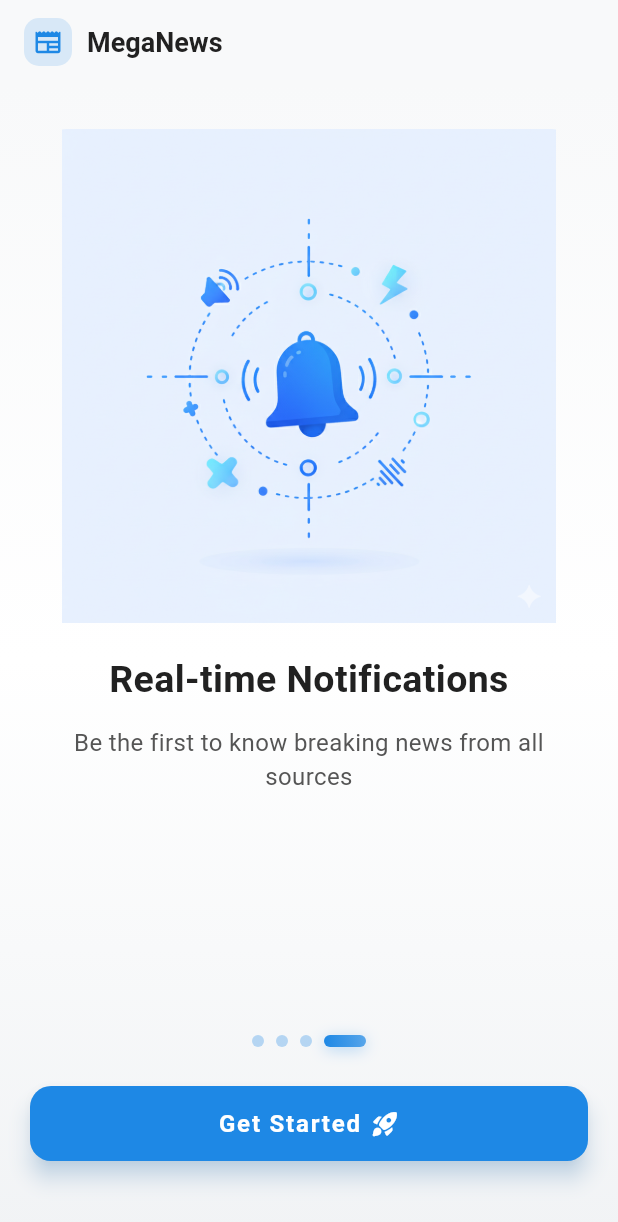
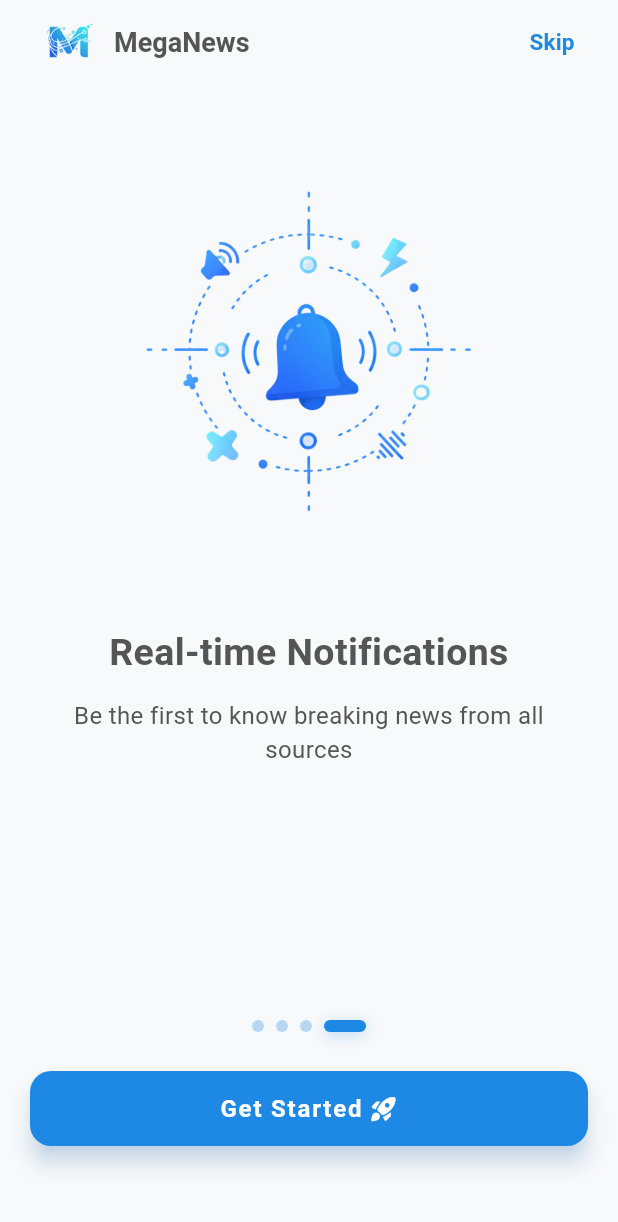
Before and after one commit to mohaaHeiba/Mega-News-App, a Flutter app: the screen it shows after launch, after a tap on "Next", after a tap on "Skip", on a phone screen of 412 x 824 dp. Shown: the top 1222 px of the screen. Run offline on Flutter 3.47's test engine with Material 3 defaults, Android fonts, the light colour scheme and no system bars; our stand-ins replace get.

Commit message:
welcome page is done

```diff
--- a/lib/app.dart
+++ b/lib/app.dart
@@ -12,7 +12,7 @@ class MyApp extends StatelessWidget {
     // final loginBefore = GetStorage().read('loginBefore') ?? false;
     return GetMaterialApp(
       debugShowCheckedModeBanner: false,
-      themeMode: ThemeMode.system,
+      themeMode: ThemeMode.light,
       theme: AppTheme.light,
       darkTheme: AppTheme.dark,
       home: WelcomePage(),
--- a/lib/core/theme/app_colors.dart
+++ b/lib/core/theme/app_colors.dart
@@ -11,7 +11,12 @@ class AppColors {
   ); // Dark AppBar أو highlights
 
   // ⚫ Backgrounds (Dark Mode)
-  static const Color background = Color(0xFF121212); // دارك مود أساسي
+  static const Color background = Color.fromARGB(
+    255,
+    33,
+    33,
+    33,
+  ); // دارك مود أساسي
   static const Color surface = Color(0xFF1E1E1E); // Cards
   static const Color overlay = Color(0xFF262626); // Elevated surfaces أو footer
 
--- /dev/null
+++ b/lib/features/welcome/welcome_controller.dart
@@ -0,0 +1,50 @@
+import 'package:flutter/material.dart';
+import 'package:get/get.dart';
+
+class WelcomeController extends GetxController {
+  final PageController imageController = PageController();
+  final PageController textController = PageController();
+  final currentIndex = 0.obs;
+
+  final List<Map<String, dynamic>> pages = [
+    {
+      "title": "News from Everywhere",
+      "subtitle": "Follow news from multiple reliable sources in one app",
+      "image": "assets/images/news_aggregation.png",
+    },
+    {
+      "title": "Smart Search & Instant Summaries",
+      "subtitle":
+          "Search any topic and get a comprehensive summary of related news",
+      "image": "assets/images/search_summary.png",
+    },
+    {
+      "title": "Save What Matters",
+      "subtitle": "Add important news to favorites and read them anytime",
+      "image": "assets/images/favorites.png",
+    },
+    {
+      "title": "Real-time Notifications",
+      "subtitle": "Be the first to know breaking news from all sources",
+      "image": "assets/images/notifications.png",
+    },
+  ];
+
+  void onPageChanged(int index) {
+    currentIndex.value = index;
+
+    textController.animateToPage(
+      index,
+      duration: const Duration(milliseconds: 400),
+      curve: Curves.easeInOut,
+    );
+  }
+
+  @override
+  void onClose() {
+    // TODO: implement onClose
+    imageController.dispose();
+    textController.dispose();
+    super.onClose();
+  }
+}
--- a/lib/features/welcome/welcome_page.dart
+++ b/lib/features/welcome/welcome_page.dart
@@ -1,108 +1,51 @@
 import 'package:flutter/material.dart';
-import 'package:mega_news_app/core/theme/app_colors.dart';
-import 'package:mega_news_app/core/theme/app_gradients.dart';
+import 'package:get/get.dart';
+import 'package:mega_news_app/features/welcome/welcome_controller.dart';
+import 'package:mega_news_app/core/constants/app_const.dart';
 
-class WelcomePage extends StatefulWidget {
+class WelcomePage extends StatelessWidget {
   const WelcomePage({super.key});
 
   @override
-  State<WelcomePage> createState() => _WelcomePageState();
-}
-
-class _WelcomePageState extends State<WelcomePage> {
-  final PageController _imageController = PageController();
-  final PageController _textController = PageController();
-  int _currentIndex = 0;
-
-  final List<Map<String, dynamic>> pages = [
-    {
-      "title": "News from Everywhere",
-      "subtitle": "Follow news from multiple reliable sources in one app",
-      "image": "assets/images/news_aggregation.png",
-    },
-    {
-      "title": "Smart Search & Instant Summaries",
-      "subtitle":
-          "Search any topic and get a comprehensive summary of related news",
-      "image": "assets/images/search_summary.png",
-    },
-    {
-      "title": "Save What Matters",
-      "subtitle": "Add important news to favorites and read them anytime",
-      "image": "assets/images/favorites.png",
-    },
-    {
-      "title": "Real-time Notifications",
-      "subtitle": "Be the first to know breaking news from all sources",
-      "image": "assets/images/notifications.png",
-    },
-  ];
-
-  @override
-  void dispose() {
-    _imageController.dispose();
-    _textController.dispose();
-    super.dispose();
-  }
-
-  void _onPageChanged(int index) {
-    setState(() => _currentIndex = index);
-    _textController.animateToPage(
-      index,
-      duration: const Duration(milliseconds: 400),
-      curve: Curves.easeInOut,
-    );
-  }
-
-  @override
   Widget build(BuildContext context) {
-    final isDark = Theme.of(context).brightness == Brightness.dark;
-    final size = MediaQuery.of(context).size;
+    final controller = Get.find<WelcomeController>();
+    final theme = Theme.of(context);
 
     return Scaffold(
+      backgroundColor: theme.colorScheme.background,
+
+      //===================== AppBar ========================
       appBar: AppBar(
         backgroundColor: Colors.transparent,
         elevation: 0,
         title: Row(
           children: [
-            Container(
-              padding: const EdgeInsets.all(6),
-              decoration: BoxDecoration(
-                color: AppColors.primary.withOpacity(0.15),
-                borderRadius: BorderRadius.circular(10),
-              ),
-              child: Icon(
-                Icons.newspaper_rounded,
-                color: AppColors.primary,
-                size: 20,
-              ),
-            ),
-            const SizedBox(width: 10),
+            Image.asset('assets/images/logo.png', width: 60),
+            // AppConst.w12,
             Text(
               'MegaNews',
               style: TextStyle(
                 fontSize: 18,
                 fontWeight: FontWeight.bold,
-                color: isDark
-                    ? AppColors.textPrimary
-                    : AppColors.textPrimaryLight,
+                color: theme.textTheme.bodyLarge?.color,
               ),
             ),
           ],
         ),
         actions: [
-          if (_currentIndex < pages.length - 1)
+          // Skip button
+          if (controller.currentIndex.value < controller.pages.length - 1)
             Padding(
               padding: const EdgeInsets.only(right: 12.0),
               child: TextButton(
                 onPressed: () {
-                  _imageController.animateToPage(
-                    pages.length - 1,
+                  controller.imageController.animateToPage(
+                    controller.pages.length - 1,
                     duration: const Duration(milliseconds: 400),
                     curve: Curves.easeInOut,
                   );
-                  _textController.animateToPage(
-                    pages.length - 1,
+                  controller.textController.animateToPage(
+                    controller.pages.length - 1,
                     duration: const Duration(milliseconds: 400),
                     curve: Curves.easeInOut,
                   );
@@ -112,58 +55,45 @@ class _WelcomePageState extends State<WelcomePage> {
                   style: TextStyle(
                     fontSize: 15,
                     fontWeight: FontWeight.w600,
-                    color: AppColors.primary,
+                    color: theme.colorScheme.primary,
                   ),
                 ),
               ),
             ),
         ],
       ),
-      body: Container(
-        decoration: BoxDecoration(
-          gradient: isDark
-              ? AppGradients.dark.background
-              : AppGradients.light.background,
-        ),
-        child: Column(
+
+      body: Column(
         children: [
-            // --- (تعديل 1: تم زيادة المسافة لتنزيل الصورة) ---
-            const SizedBox(height: 30), // كانت 16
-            // ------------------------------------------
-
-            // PageView للصور فقط
+          AppConst.h12,
+          //===================== PageView للصور ========================
           SizedBox(
-              height: size.height * 0.4,
+            height: AppConst.screenHeight(context) * 0.4,
             child: PageView.builder(
-                controller: _imageController,
-                onPageChanged: _onPageChanged,
-                itemCount: pages.length,
+              controller: controller.imageController,
+              onPageChanged: controller.onPageChanged,
+              itemCount: controller.pages.length,
               itemBuilder: (context, index) {
-                  return Padding(
-                    padding: const EdgeInsets.symmetric(horizontal: 20),
-                    child: ClipRRect(
+                return ClipRRect(
                   borderRadius: BorderRadius.circular(24),
                   child: Image.asset(
-                        pages[index]["image"]!,
+                    controller.pages[index]["image"]!,
                     fit: BoxFit.contain,
-                      ),
                   ),
                 );
               },
             ),
           ),
+          AppConst.h20,
 
-            const SizedBox(height: 20),
-
-            // PageView للنصوص Scrollable
+          //===================== PageView للنصوص ========================
           Expanded(
             child: PageView.builder(
-                controller: _textController,
-                physics:
-                    const NeverScrollableScrollPhysics(), // منع السحب للنصوص
-                itemCount: pages.length,
+              controller: controller.textController,
+              physics: const NeverScrollableScrollPhysics(),
+              itemCount: controller.pages.length,
               itemBuilder: (context, index) {
-                  final page = pages[index];
+                final page = controller.pages[index];
                 return SingleChildScrollView(
                   child: Padding(
                     padding: const EdgeInsets.symmetric(horizontal: 20),
@@ -175,20 +105,16 @@ class _WelcomePageState extends State<WelcomePage> {
                           style: TextStyle(
                             fontSize: 25,
                             fontWeight: FontWeight.bold,
-                              color: isDark
-                                  ? AppColors.textPrimary
-                                  : AppColors.textPrimaryLight,
+                            color: theme.textTheme.bodyLarge?.color,
                           ),
                         ),
-                          const SizedBox(height: 12),
+                        AppConst.h12,
                         Text(
                           page["subtitle"]!,
                           textAlign: TextAlign.center,
                           style: TextStyle(
                             fontSize: 16,
-                              color: isDark
-                                  ? AppColors.textSecondary
-                                  : AppColors.textSecondaryLight,
+                            color: theme.textTheme.bodyMedium?.color,
                           ),
                         ),
                       ],
@@ -199,36 +125,31 @@ class _WelcomePageState extends State<WelcomePage> {
             ),
           ),
 
-            // Page Indicator
+          //===================== Page Indicator ========================
           Padding(
             padding: const EdgeInsets.symmetric(vertical: 16),
-              child: Row(
+            child: Obx(
+              () => Row(
                 mainAxisAlignment: MainAxisAlignment.center,
                 children: List.generate(
-                  pages.length,
+                  controller.pages.length,
                   (index) => AnimatedContainer(
                     duration: const Duration(milliseconds: 400),
                     curve: Curves.easeInOut,
                     margin: const EdgeInsets.symmetric(horizontal: 4),
-                    width: _currentIndex == index ? 28 : 8,
+                    width: controller.currentIndex.value == index ? 28 : 8,
                     height: 8,
                     decoration: BoxDecoration(
-                      gradient: _currentIndex == index
-                          ? LinearGradient(
-                              colors: [
-                                AppColors.primary,
-                                AppColors.primary.withOpacity(0.7),
-                              ],
-                            )
-                          : null,
-                      color: _currentIndex != index
-                          ? AppColors.primary.withOpacity(0.3)
-                          : null,
+                      color: controller.currentIndex.value != index
+                          ? theme.colorScheme.primary.withOpacity(0.3)
+                          : theme.colorScheme.primary,
                       borderRadius: BorderRadius.circular(4),
-                      boxShadow: _currentIndex == index
+                      boxShadow: controller.currentIndex.value == index
                           ? [
                               BoxShadow(
-                                color: AppColors.primary.withOpacity(0.3),
+                                color: theme.colorScheme.primary.withOpacity(
+                                  0.3,
+                                ),
                                 blurRadius: 8,
                                 offset: const Offset(0, 2),
                               ),
@@ -239,27 +160,24 @@ class _WelcomePageState extends State<WelcomePage> {
                 ),
               ),
             ),
+          ),
 
-            // Next / Get Started Button فقط
-            // --- (تعديل 2: تم تقليل المسافة العلوية لرفع الزر) ---
+          //===================== Next / Get Started Button ========================
           Padding(
-              padding: const EdgeInsets.fromLTRB(
-                20,
-                10,
-                20,
-                20,
-              ), // كانت (symmetric(horizontal: 20, vertical: 20
-              child: SizedBox(
+            padding: const EdgeInsets.fromLTRB(20, 10, 20, 20),
+            child: Obx(
+              () => SizedBox(
                 width: double.infinity,
                 height: 50,
                 child: ElevatedButton(
                   onPressed: () {
-                    if (_currentIndex < pages.length - 1) {
-                      _imageController.nextPage(
+                    if (controller.currentIndex.value <
+                        controller.pages.length - 1) {
+                      controller.imageController.nextPage(
                         duration: const Duration(milliseconds: 400),
                         curve: Curves.easeInOut,
                       );
-                      _textController.nextPage(
+                      controller.textController.nextPage(
                         duration: const Duration(milliseconds: 400),
                         curve: Curves.easeInOut,
                       );
@@ -268,19 +186,20 @@ class _WelcomePageState extends State<WelcomePage> {
                     }
                   },
                   style: ElevatedButton.styleFrom(
-                    backgroundColor: AppColors.primary,
-                    foregroundColor: Colors.white,
+                    backgroundColor: theme.colorScheme.primary,
+                    foregroundColor: theme.colorScheme.onPrimary,
                     shape: RoundedRectangleBorder(
                       borderRadius: BorderRadius.circular(14),
                     ),
                     elevation: 6,
-                    shadowColor: AppColors.primary.withOpacity(0.4),
+                    shadowColor: theme.colorScheme.primary.withOpacity(0.4),
                   ),
                   child: Row(
                     mainAxisAlignment: MainAxisAlignment.center,
                     children: [
                       Text(
-                        _currentIndex == pages.length - 1
+                        controller.currentIndex.value ==
+                                controller.pages.length - 1
                             ? 'Get Started'
                             : 'Next',
                         style: const TextStyle(
@@ -288,11 +207,12 @@ class _WelcomePageState extends State<WelcomePage> {
                           fontWeight: FontWeight.bold,
                         ),
                       ),
-                      const SizedBox(width: 6),
+                      AppConst.w4,
                       Icon(
-                        _currentIndex == pages.length - 1
+                        controller.currentIndex.value ==
+                                controller.pages.length - 1
                             ? Icons.rocket_launch_rounded
-                            : Icons.arrow_back,
+                            : Icons.arrow_forward,
                         size: 20,
                       ),
                     ],
@@ -300,10 +220,10 @@ class _WelcomePageState extends State<WelcomePage> {
                 ),
               ),
             ),
-            SizedBox(height: 30),
-            // ------------------------------------------
+          ),
+
+          AppConst.h40, // مسافة أسفل الزر
         ],
-        ),
       ),
     );
   }
--- a/lib/main.dart
+++ b/lib/main.dart
@@ -1,8 +1,12 @@
 import 'package:flutter/material.dart';
+import 'package:get/get.dart';
 import 'package:mega_news_app/app.dart';
+import 'package:mega_news_app/features/welcome/welcome_controller.dart';
 
 Future<void> main() async {
   WidgetsFlutterBinding.ensureInitialized();
 
+  Get.lazyPut(() => WelcomeController());
+
   runApp(const MyApp());
 }
```
Also changed, not shown: assets/images/favorites.png, assets/images/logo.png (added), assets/images/news_aggregation.png, assets/images/notifications.png, assets/images/search_summary.png. Lines whose indentation alone changed are shown as unchanged.
